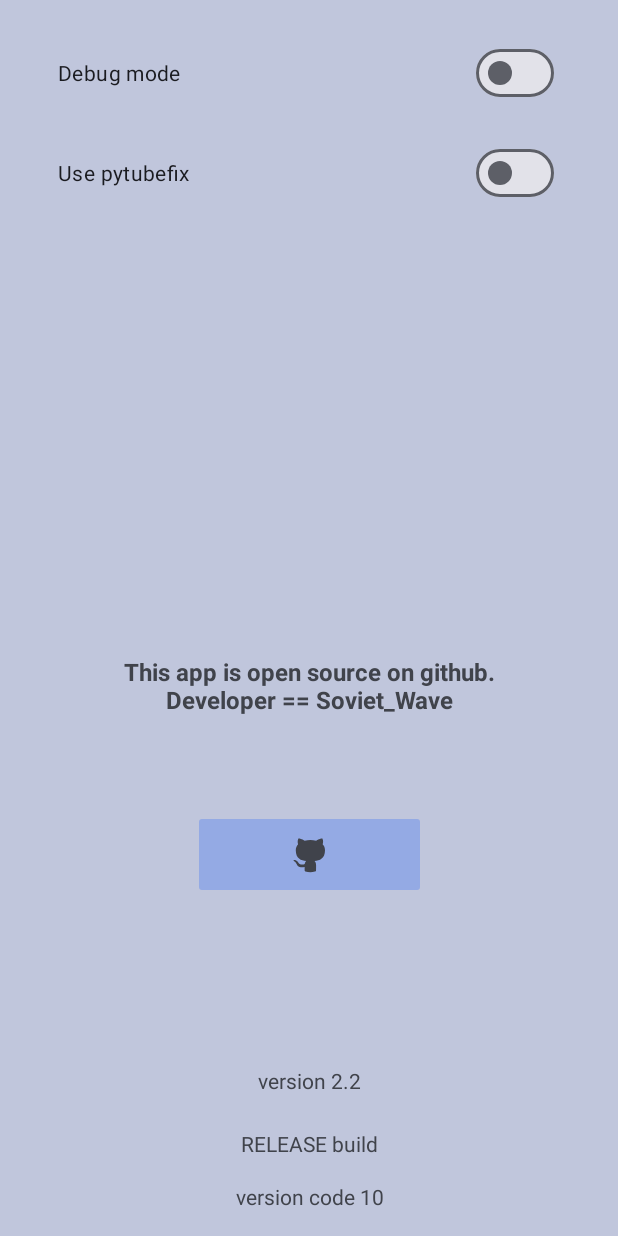
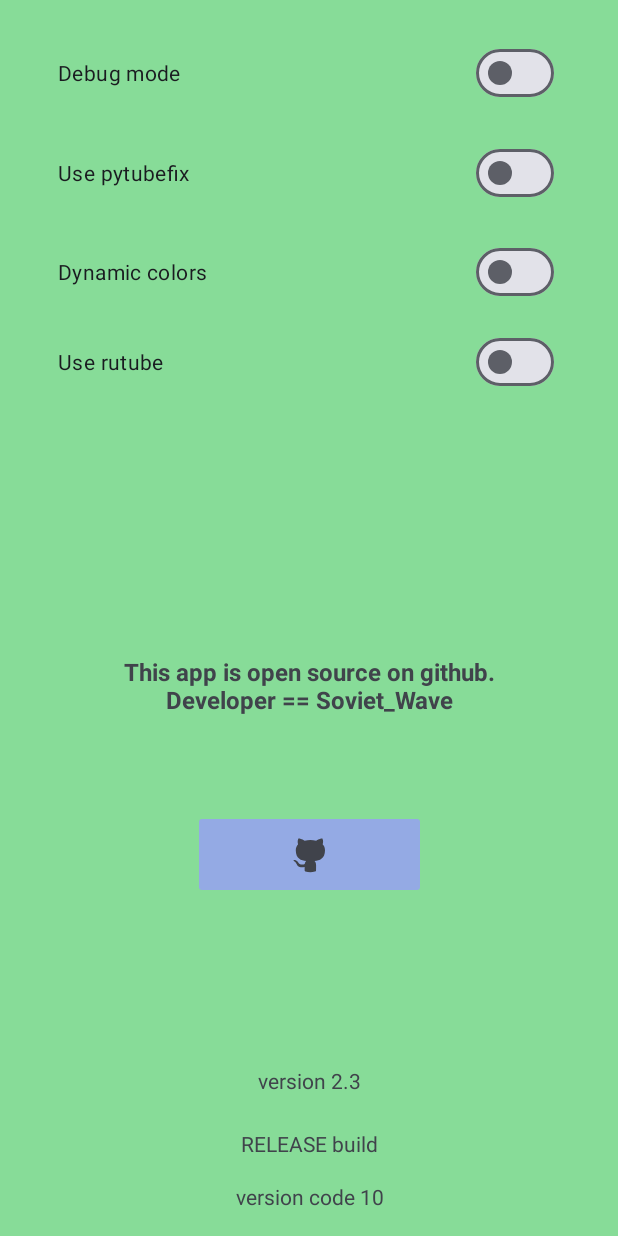
Before and after one commit to MrArtemIT/YouTube_downloader, an Android app: the Settings screen opened directly, with no data from a screen before it, on a phone screen of 412 x 824 dp. Run offline under Robolectric (Android 15) with nearby library versions, the phone set to English and light mode, and no system bars.

Commit message:
version 2.3 - Добавил скачивание с Rutube

```diff
--- a/app/src/main/AndroidManifest.xml
+++ b/app/src/main/AndroidManifest.xml
@@ -30,12 +30,12 @@
         android:icon="@mipmap/ic_main"
         android:label="@string/app_name"
         android:supportsRtl="true"
-        android:theme="@style/Theme.MaterialYou"
+        android:theme="@style/Theme.YouTube_downloader"
         tools:targetApi="31">
         <activity
             android:name=".Settings"
             android:exported="false"
-            android:theme="@style/Theme.MaterialYou_settings"/>
+            android:theme="@style/Theme.YouTube_downloader"/>
         <activity
             android:name=".MainActivity"
             android:exported="true">
--- a/app/src/main/java/com/soviet_wave/youtube_downloader/Settings.java
+++ b/app/src/main/java/com/soviet_wave/youtube_downloader/Settings.java
@@ -6,6 +6,7 @@ import android.content.Context;
 import android.content.Intent;
 import android.content.SharedPreferences;
 import android.net.Uri;
+import android.os.Build;
 import android.os.Bundle;
 import android.view.HapticFeedbackConstants;
 import android.view.View;
@@ -19,6 +20,8 @@ import com.google.android.material.materialswitch.MaterialSwitch;
 public class Settings extends AppCompatActivity {
     private MaterialSwitch debug_sweech;
     private MaterialSwitch lib_switch;
+    private MaterialSwitch theme_switch;
+    private MaterialSwitch rutube_switch;
     private TextView debug_text;
     private ImageButton button_github;
     private SharedPreferences pref;
@@ -28,18 +31,30 @@ public class Settings extends AppCompatActivity {
     private TextView ver_code;
     private  TextView version;
 
+    public int deviceAndroidVersion;
+
 
 
 
     @Override
     protected void onCreate(Bundle savedInstanceState) {
         super.onCreate(savedInstanceState);
+        pref = getSharedPreferences(APP_PREFERENCES, Context.MODE_PRIVATE);
+        boolean theme_mode = pref.getBoolean("Dynamic_Colors",false);
+        SharedPreferences.Editor theme_editor = pref.edit();
+        if (theme_mode == true){
+            setTheme(R.style.Theme_MaterialYou);
+        }else {
+            setTheme(R.style.Theme_YouTube_downloader);
+        }
         setContentView(R.layout.activity_settings);
         debug_sweech = findViewById(R.id.switch_debug);
         lib_switch = findViewById(R.id.switch_lib);
         TextView debug_text = findViewById(R.id.textView2);
         button_github = findViewById(R.id.github_Button);
-        pref = getSharedPreferences(APP_PREFERENCES, Context.MODE_PRIVATE);
+        theme_switch = findViewById(R.id.switch_theme);
+        rutube_switch = findViewById(R.id.switch_rutube);
+
 
         //получаем номер версии и отображаем его
         version = findViewById(R.id.version);
@@ -51,12 +66,31 @@ public class Settings extends AppCompatActivity {
         String versionCode = getResources().getString(R.string.version_code) + " " + BuildConfig.VERSION_CODE;
         ver_code.setText(versionCode);
 
+
         //Получаем значения из памяти чтобы отобразить верное значение переключателя вкл/выкл
         boolean debug_mode = pref.getBoolean("debug_mode",false);
         SharedPreferences.Editor editor = pref.edit();
 
         boolean fix_mode = pref.getBoolean("fix_mode",false);
         SharedPreferences.Editor fix_editor = pref.edit();
+
+        boolean rutube_mode = pref.getBoolean("rutube_mode",false);
+        SharedPreferences.Editor rutube_editor = pref.edit();
+
+        int android_version = pref.getInt("Android_version", 0);
+        SharedPreferences.Editor android_editor = pref.edit();
+
+        //Получаем версию Android
+        deviceAndroidVersion = Integer.parseInt(Build.VERSION.RELEASE);
+        android_editor.putInt("Android_version", deviceAndroidVersion);
+        android_editor.apply();
+
+        if (deviceAndroidVersion >= 12){
+            theme_switch.setVisibility(View.VISIBLE);
+        }else {
+            theme_switch.setVisibility(View.INVISIBLE);
+        }
+
         if(debug_mode == true){
             debug_sweech.setChecked(true);
         }else {
@@ -67,6 +101,17 @@ public class Settings extends AppCompatActivity {
             lib_switch.setChecked(true);
         }else {
             lib_switch.setChecked(false);
+        }
+
+        if(theme_mode == true){
+            theme_switch.setChecked(true);
+        }else {
+            theme_switch.setChecked(false);
+        }
+        if(rutube_mode == true){
+            rutube_switch.setChecked(true);
+        }else {
+            rutube_switch.setChecked(false);
         }
         debug_text.setText("");
 
@@ -95,19 +140,66 @@ public class Settings extends AppCompatActivity {
         lib_switch.setOnCheckedChangeListener(new CompoundButton.OnCheckedChangeListener() {
             @Override
             public void onCheckedChanged(CompoundButton compoundButton, boolean b) {
-                debug_sweech.performHapticFeedback(HapticFeedbackConstants.VIRTUAL_KEY);
+                lib_switch.performHapticFeedback(HapticFeedbackConstants.VIRTUAL_KEY);
+                boolean rutube_mode = pref.getBoolean("rutube_mode",false);
                 if (fix_mode == false) {
                     fix_editor.putBoolean("fix_mode", true);
                     fix_editor.apply();
+
 
                 } else {
                     fix_editor.putBoolean("fix_mode", false);
                     fix_editor.apply();
                 }
+                if(rutube_mode == true){
+                    rutube_switch.setChecked(false);
+                    rutube_editor.putBoolean("rutube_mode", false);
+                    rutube_editor.apply();
+                }
 
             }
 
         });
+
+        theme_switch.setOnCheckedChangeListener(new CompoundButton.OnCheckedChangeListener() {
+            @Override
+            public void onCheckedChanged(CompoundButton compoundButton, boolean b) {
+
+                theme_switch.performHapticFeedback(HapticFeedbackConstants.VIRTUAL_KEY);
+                if (theme_mode == false) {
+                    theme_editor.putBoolean("Dynamic_Colors", true);
+                    theme_editor.apply();
+
+                } else {
+                    theme_editor.putBoolean("Dynamic_Colors", false);
+                    theme_editor.apply();
+                }
+            }
+        });
+
+        rutube_switch.setOnCheckedChangeListener(new CompoundButton.OnCheckedChangeListener() {
+            @Override
+            public void onCheckedChanged(CompoundButton compoundButton, boolean b) {
+                rutube_switch.performHapticFeedback(HapticFeedbackConstants.VIRTUAL_KEY);
+                boolean fix_mode = pref.getBoolean("fix_mode",false);
+                if (rutube_mode == false) {
+                    rutube_editor.putBoolean("rutube_mode", true);
+                    rutube_editor.apply();
+
+
+                } else {
+                    rutube_editor.putBoolean("rutube_mode", false);
+                    rutube_editor.apply();
+                    lib_switch.setChecked(false);
+                }
+                if(fix_mode == true){
+                    lib_switch.setChecked(false);
+                    fix_editor.putBoolean("fix_mode", false);
+                    fix_editor.apply();
+                }
+            }
+        });
+
 
         //Кнопка для перехода на github
         button_github.setOnClickListener(new View.OnClickListener() {
--- a/app/src/main/res/layout/activity_main.xml
+++ b/app/src/main/res/layout/activity_main.xml
@@ -162,4 +162,6 @@
             android:hint="@string/input_text" />
     </com.google.android.material.textfield.TextInputLayout>
 
+
+
 </androidx.constraintlayout.widget.ConstraintLayout>
--- a/app/src/main/res/layout/activity_settings.xml
+++ b/app/src/main/res/layout/activity_settings.xml
@@ -30,10 +30,33 @@
         android:hapticFeedbackEnabled="true"
         android:outlineSpotShadowColor="#FF0000"
         android:text="@string/set_lib"
-        android:theme="@style/Theme.MaterialYou"
         app:layout_constraintEnd_toEndOf="@+id/switch_debug"
         app:layout_constraintStart_toStartOf="@+id/switch_debug"
         app:layout_constraintTop_toBottomOf="@+id/switch_debug" />
+
+    <com.google.android.material.materialswitch.MaterialSwitch
+        android:id="@+id/switch_theme"
+        android:layout_width="330dp"
+        android:layout_height="0dp"
+        android:layout_marginTop="9dp"
+        android:hapticFeedbackEnabled="true"
+        android:outlineSpotShadowColor="#FF0000"
+        android:text="@string/set_theme"
+        app:layout_constraintEnd_toEndOf="@+id/switch_lib"
+        app:layout_constraintStart_toStartOf="@+id/switch_lib"
+        app:layout_constraintTop_toBottomOf="@+id/switch_lib" />
+
+    <com.google.android.material.materialswitch.MaterialSwitch
+        android:id="@+id/switch_rutube"
+        android:layout_width="330dp"
+        android:layout_height="0dp"
+        android:layout_marginTop="12dp"
+        android:hapticFeedbackEnabled="true"
+        android:outlineSpotShadowColor="#FF0000"
+        android:text="@string/set_rutube"
+        app:layout_constraintEnd_toEndOf="@+id/switch_theme"
+        app:layout_constraintStart_toStartOf="@+id/switch_theme"
+        app:layout_constraintTop_toBottomOf="@+id/switch_theme" />
 
     <TextView
         android:id="@+id/textView2"
--- a/app/src/main/res/values-night/themes.xml
+++ b/app/src/main/res/values-night/themes.xml
@@ -13,6 +13,9 @@
         <item name="android:statusBarColor">?attr/colorPrimaryVariant</item>
         <!-- Customize your theme here. -->
         <item name="android:windowBackground">@color/green_backgroung</item>
+
+        <item name="windowActionBar">false</item>
+        <item name="windowNoTitle">true</item>
     </style>
 
     <style name="Theme.MaterialYou" parent="Theme.Material3.DynamicColors.DayNight">
@@ -34,6 +37,9 @@
 
         <item name="windowActionBar">false</item>
         <item name="windowNoTitle">true</item>
+
+        <item name="android:backgroundTint">@color/material_dynamic_primary50</item>
+        <item name="colorAccent">@color/material_dynamic_primary60</item>
 
 
     </style>
--- a/app/src/main/res/values/strings.xml
+++ b/app/src/main/res/values/strings.xml
@@ -16,6 +16,8 @@
     <string name="nav_header_subtitle">android.studio@android.com</string>
     <string name="set_debug">Debug mode</string>
     <string name="set_lib">Use pytubefix</string>
+    <string name="set_theme">Dynamic colors</string>
+    <string name="set_rutube">Use rutube</string>
     <string name="input_text">url</string>
 
 
--- a/build.gradle
+++ b/build.gradle
@@ -1,6 +1,6 @@
 // Top-level build file where you can add configuration options common to all sub-projects/modules.
 plugins {
-    id 'com.android.application' version '8.4.0' apply false
-    id 'com.android.library' version '8.4.0' apply false
+    id 'com.android.application' version '8.6.1' apply false
+    id 'com.android.library' version '8.6.1' apply false
     id 'com.chaquo.python' version '14.0.2' apply false
 }
```
Also changed, not shown: app/build.gradle (+4 -3 lines), app/src/main/java/com/soviet_wave/youtube_downloader/MainActivity.java (+17 -22 lines), gradle/wrapper/gradle-wrapper.properties, 3 other files.
